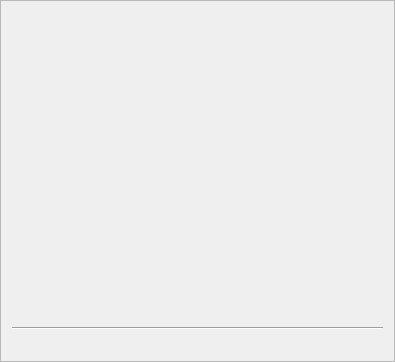
This is AYAYA/browser/gameitemwidget.ui in jkbz64/AYAYA as Qt 5 draws it before an edit. The edited form follows.
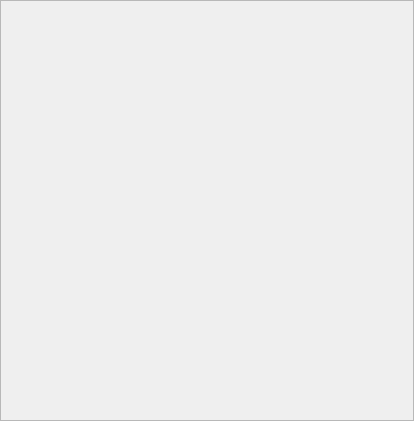
This is the edited form.

Patch:
```diff
--- a/AYAYA/browser/gameitemwidget.ui
+++ b/AYAYA/browser/gameitemwidget.ui
@@ -6,8 +6,8 @@
    <rect>
     <x>0</x>
     <y>0</y>
-    <width>395</width>
-    <height>362</height>
+    <width>414</width>
+    <height>421</height>
    </rect>
   </property>
   <property name="sizePolicy">
@@ -35,6 +35,12 @@
    <number>3</number>
   </property>
   <layout class="QVBoxLayout" name="verticalLayout">
+   <property name="leftMargin">
+    <number>9</number>
+   </property>
+   <property name="rightMargin">
+    <number>9</number>
+   </property>
    <item>
     <widget class="QLabel" name="m_boxArtLabel">
      <property name="sizePolicy">
@@ -60,19 +66,6 @@
      </property>
     </widget>
    </item>
-   <item>
-    <widget class="Line" name="m_line">
-     <property name="frameShadow">
-      <enum>QFrame::Sunken</enum>
-     </property>
-     <property name="lineWidth">
-      <number>1</number>
-     </property>
-     <property name="orientation">
-      <enum>Qt::Horizontal</enum>
-     </property>
-    </widget>
-   </item>
    <item>
     <widget class="QLabel" name="m_nameLabel">
      <property name="text">
```
